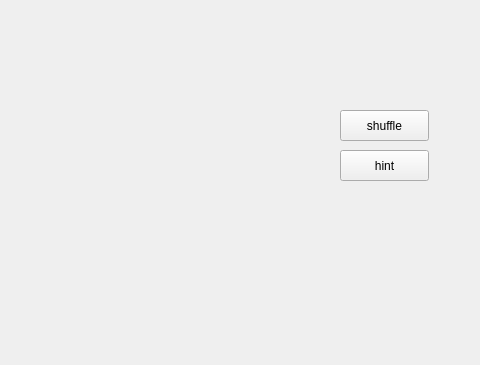
Above: widgets/widget.ui from creeper12356/QLink-by-creeper before the change; both pictures show x 520 to 1000 and y 0 to 365 of the 1000 by 900 pixel window. Below: the same form after it.
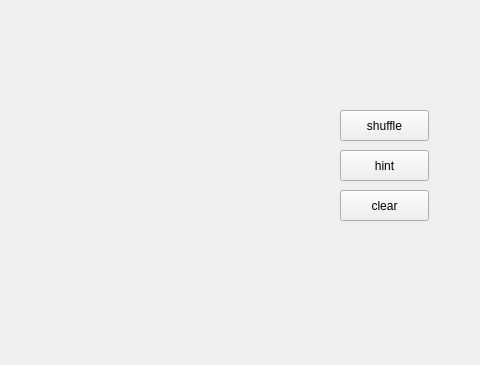
That is the form after the change.

```diff
--- a/widgets/widget.ui
+++ b/widgets/widget.ui
@@ -58,6 +58,19 @@
     <string>信息</string>
    </property>
   </widget>
+  <widget class="QPushButton" name="clear_button">
+   <property name="geometry">
+    <rect>
+     <x>860</x>
+     <y>190</y>
+     <width>89</width>
+     <height>31</height>
+    </rect>
+   </property>
+   <property name="text">
+    <string>clear</string>
+   </property>
+  </widget>
  </widget>
  <resources/>
  <connections/>
```
